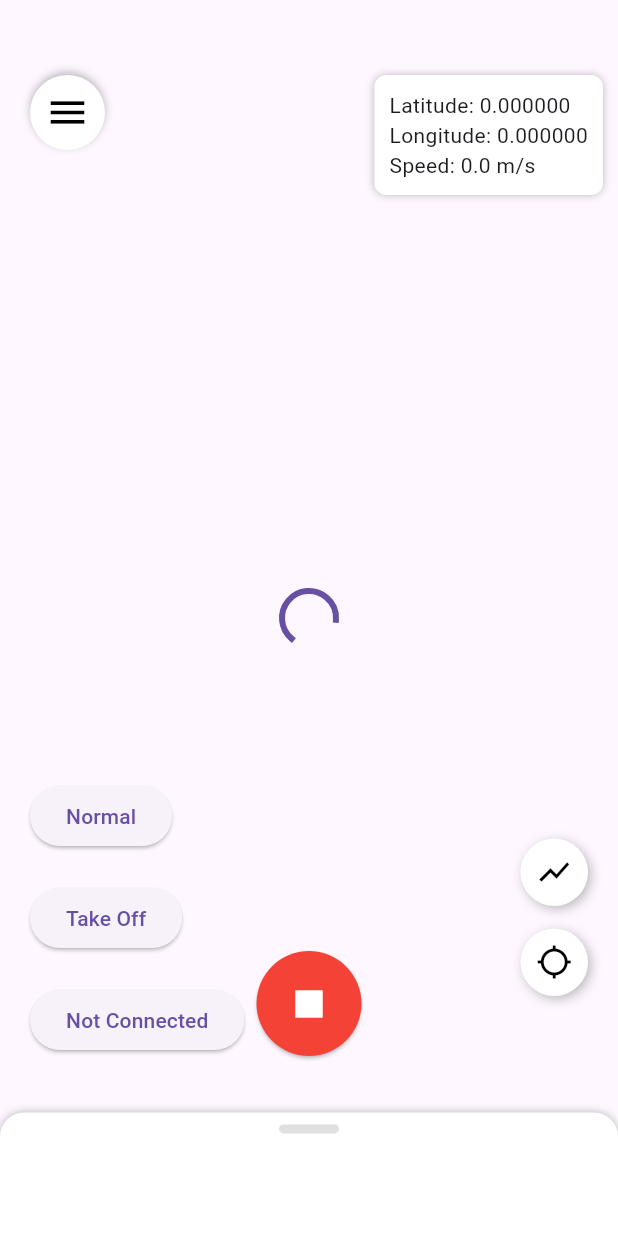
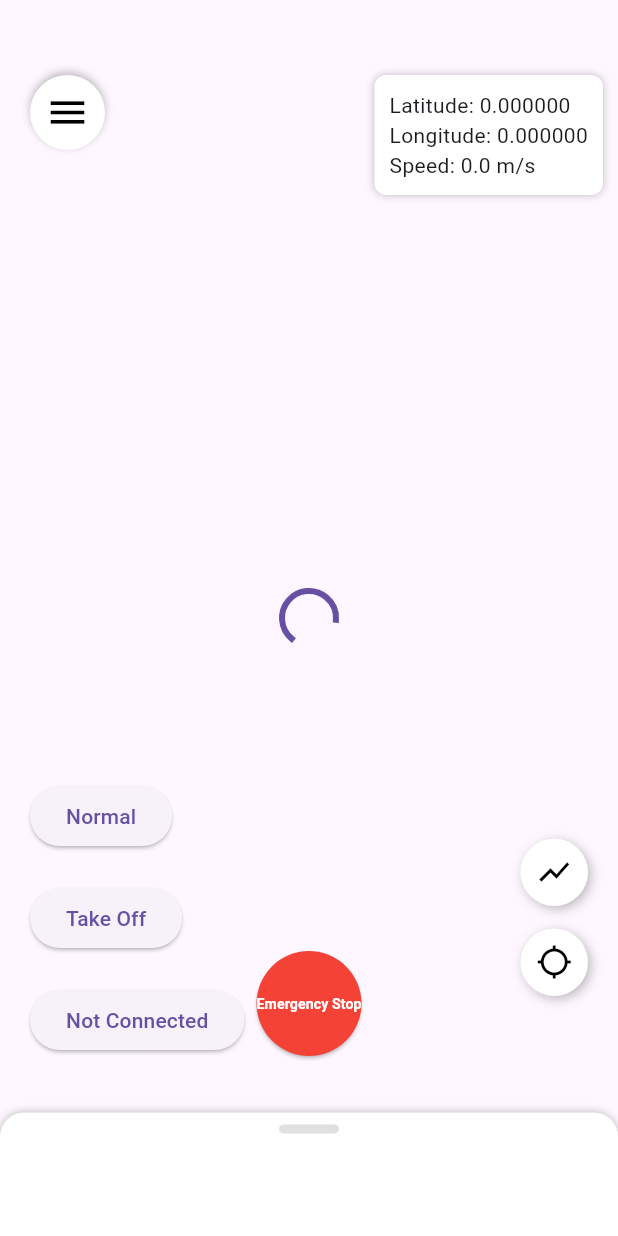
Before and after one commit to LavisCannon15/Drone-Swarm-App-and-Server, a Flutter app: the first screen one second after launch, on a phone screen of 412 x 824 dp. Run offline on Flutter 3.47's test engine with Material 3 defaults, Android fonts, the phone set to English and light mode, and no system bars; our stand-ins replace fl_chart, flutter_map, geolocator, google_maps_flutter, latlong2, share_plus and 1 more; missing offline and left inert: flutter_background, flutter_map_tile_caching, google_maps_flutter_android, google_maps_flutter_platform_interface.

Commit message:
Replace kill switch icon with text

```diff
--- a/lib/widgets/kill_switch_button.dart
+++ b/lib/widgets/kill_switch_button.dart
@@ -43,7 +43,14 @@ class KillSwitchButton extends StatelessWidget {
           padding: EdgeInsets.zero,
         ),
         onPressed: () => _triggerKillSwitch(context),
-        child: const Icon(Icons.stop, color: Colors.white, size: 36),
+        child: const FittedBox(
+          fit: BoxFit.scaleDown,
+          child: Text(
+            'Emergency Stop',
+            textAlign: TextAlign.center,
+            style: TextStyle(color: Colors.white, fontWeight: FontWeight.bold),
+          ),
+        ),
       ),
     );
   }
```
